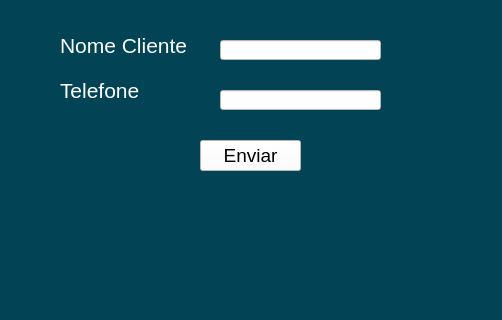
The window that crud_python/formulario.ui (italo2403/testePython) describes before a commit, drawn with Qt 5; both pictures show x 0 to 502 and y 100 to 420 of the 502 by 590 pixel window.
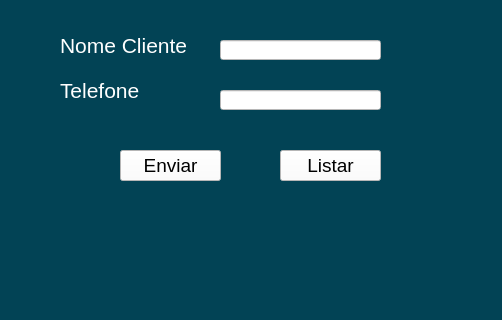
The same window after the commit.

What changed in the file:
```diff
--- a/crud_python/formulario.ui
+++ b/crud_python/formulario.ui
@@ -111,8 +111,8 @@
    <widget class="QPushButton" name="pushButton">
     <property name="geometry">
      <rect>
-      <x>200</x>
-      <y>240</y>
+      <x>120</x>
+      <y>250</y>
       <width>101</width>
       <height>31</height>
      </rect>
@@ -129,6 +129,27 @@
      <string>Enviar</string>
     </property>
    </widget>
+   <widget class="QPushButton" name="pushButton_2">
+    <property name="geometry">
+     <rect>
+      <x>280</x>
+      <y>250</y>
+      <width>101</width>
+      <height>31</height>
+     </rect>
+    </property>
+    <property name="font">
+     <font>
+      <pointsize>14</pointsize>
+     </font>
+    </property>
+    <property name="styleSheet">
+     <string notr="true">background-color: rgb(255, 255, 255);</string>
+    </property>
+    <property name="text">
+     <string>Listar</string>
+    </property>
+   </widget>
   </widget>
   <widget class="QStatusBar" name="statusbar"/>
   <widget class="QMenuBar" name="menubar">
```
